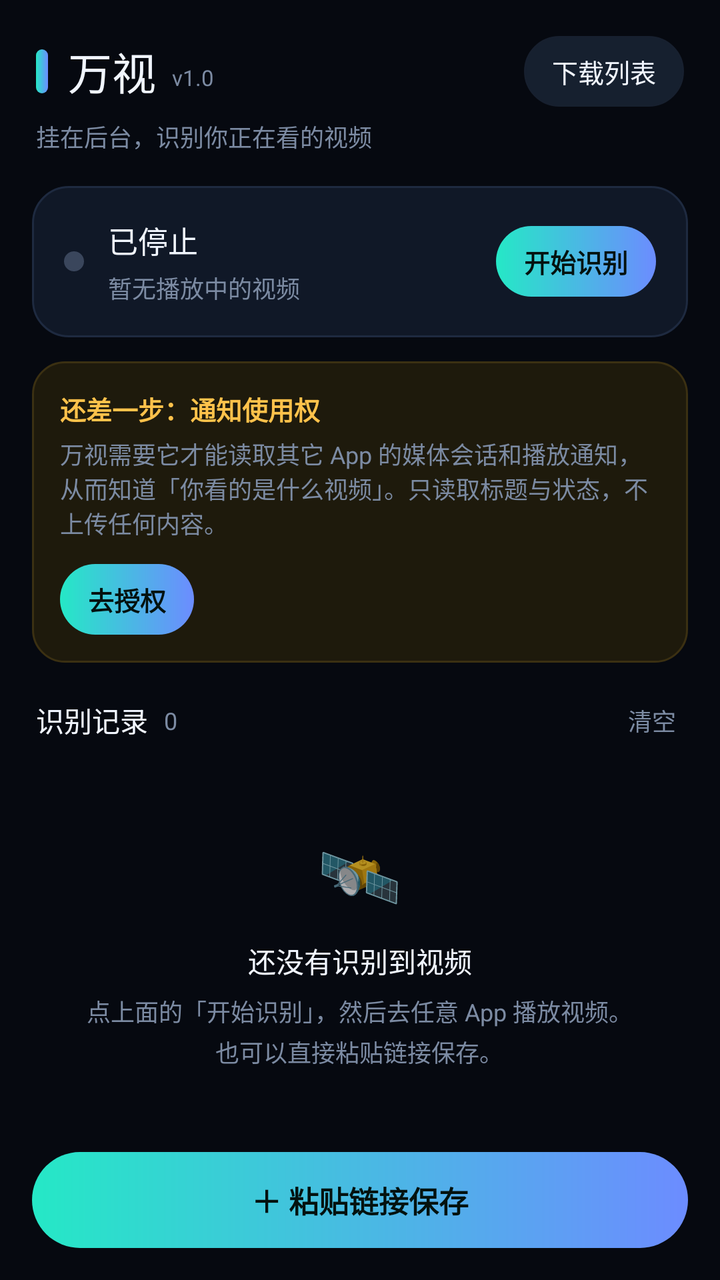
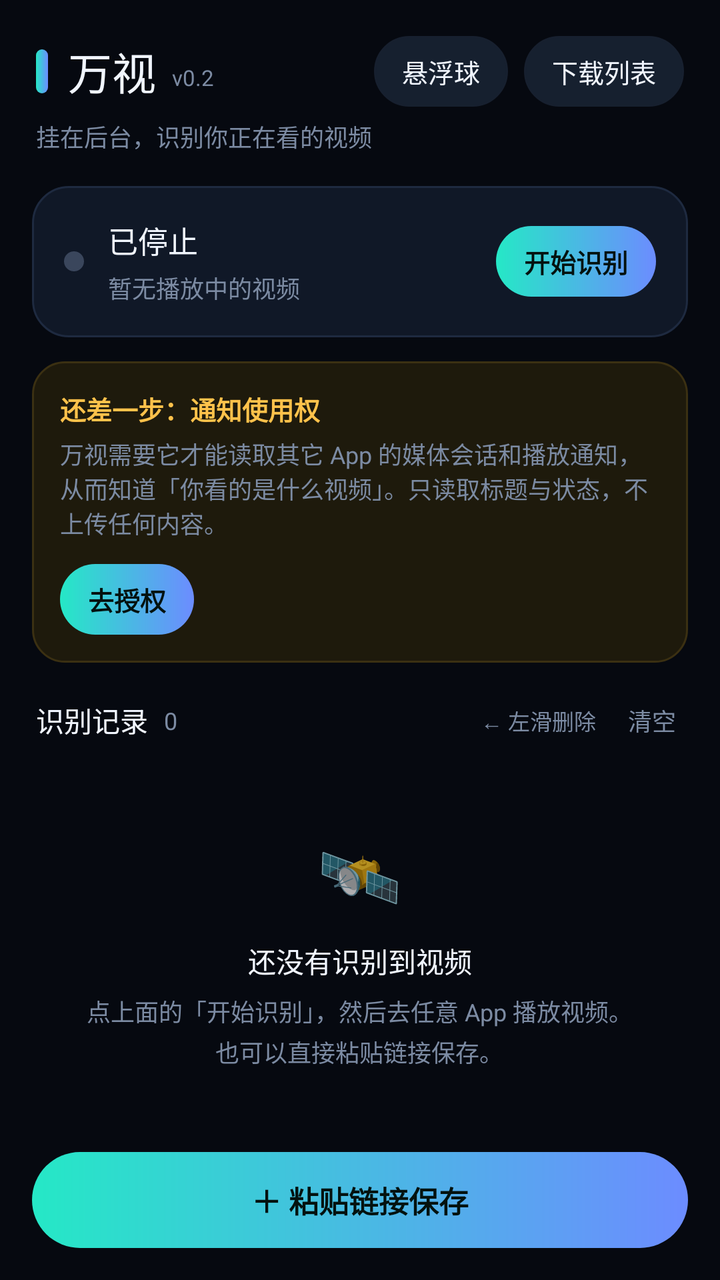

An Android layout rendered at two revisions. The XML below is the earlier revision; the diff shows what the commit changed to produce the second picture.
<!-- AndroidManifest.xml: application theme Theme.WanShi -->
<!-- res/layout/activity_main.xml -->
<?xml version="1.0" encoding="utf-8"?>
<LinearLayout xmlns:android="http://schemas.android.com/apk/res/android"
    android:layout_width="match_parent"
    android:layout_height="match_parent"
    android:background="@color/bg"
    android:orientation="vertical">

    
    <LinearLayout
        android:layout_width="match_parent"
        android:layout_height="wrap_content"
        android:gravity="center_vertical"
        android:orientation="horizontal"
        android:paddingLeft="18dp"
        android:paddingTop="18dp"
        android:paddingRight="18dp">

        <View
            android:layout_width="6dp"
            android:layout_height="22dp"
            android:background="@drawable/bg_pill_accent" />

        <TextView
            android:layout_width="wrap_content"
            android:layout_height="wrap_content"
            android:layout_marginStart="10dp"
            android:fontFamily="sans-serif-medium"
            android:text="万视"
            android:textColor="@color/text"
            android:textSize="22sp" />

        <TextView
            android:layout_width="wrap_content"
            android:layout_height="wrap_content"
            android:layout_marginStart="8dp"
            android:layout_marginTop="3dp"
            android:text="v1.0"
            android:textColor="@color/muted"
            android:textSize="11sp" />

        <View
            android:layout_width="0dp"
            android:layout_height="1dp"
            android:layout_weight="1" />

        <TextView
            android:id="@+id/btnDownloads"
            style="@style/Text.Pill"
            android:layout_width="wrap_content"
            android:layout_height="wrap_content"
            android:text="下载列表" />
    </LinearLayout>

    <TextView
        android:layout_width="match_parent"
        android:layout_height="wrap_content"
        android:paddingLeft="18dp"
        android:paddingTop="6dp"
        android:paddingRight="18dp"
        android:text="挂在后台，识别你正在看的视频"
        android:textColor="@color/muted"
        android:textSize="12sp" />

    
    <LinearLayout
        android:layout_width="match_parent"
        android:layout_height="wrap_content"
        android:layout_marginLeft="16dp"
        android:layout_marginTop="16dp"
        android:layout_marginRight="16dp"
        android:background="@drawable/bg_card"
        android:gravity="center_vertical"
        android:orientation="horizontal"
        android:padding="16dp">

        <View
            android:id="@+id/dot"
            android:layout_width="10dp"
            android:layout_height="10dp"
            android:background="@drawable/dot_off" />

        <LinearLayout
            android:layout_width="0dp"
            android:layout_height="wrap_content"
            android:layout_marginStart="12dp"
            android:layout_weight="1"
            android:orientation="vertical">

            <TextView
                android:id="@+id/tvStatus"
                android:layout_width="wrap_content"
                android:layout_height="wrap_content"
                android:fontFamily="sans-serif-medium"
                android:text="已停止"
                android:textColor="@color/text"
                android:textSize="15sp" />

            <TextView
                android:id="@+id/tvNow"
                android:layout_width="match_parent"
                android:layout_height="wrap_content"
                android:layout_marginTop="4dp"
                android:ellipsize="end"
                android:maxLines="1"
                android:text="暂无播放中的视频"
                android:textColor="@color/muted"
                android:textSize="12sp" />
        </LinearLayout>

        <TextView
            android:id="@+id/btnToggle"
            style="@style/Text.PillAccent"
            android:layout_width="wrap_content"
            android:layout_height="wrap_content"
            android:layout_marginStart="10dp"
            android:text="开始识别" />
    </LinearLayout>

    
    <LinearLayout
        android:id="@+id/permBanner"
        android:layout_width="match_parent"
        android:layout_height="wrap_content"
        android:layout_marginLeft="16dp"
        android:layout_marginTop="12dp"
        android:layout_marginRight="16dp"
        android:background="@drawable/bg_warn"
        android:orientation="vertical"
        android:padding="14dp">

        <TextView
            android:layout_width="wrap_content"
            android:layout_height="wrap_content"
            android:text="还差一步：通知使用权"
            android:textColor="@color/warn"
            android:textSize="13sp"
            android:textStyle="bold" />

        <TextView
            android:layout_width="match_parent"
            android:layout_height="wrap_content"
            android:layout_marginTop="4dp"
            android:text="万视需要它才能读取其它 App 的媒体会话和播放通知，从而知道「你看的是什么视频」。只读取标题与状态，不上传任何内容。"
            android:textColor="@color/muted"
            android:textSize="12sp" />

        <TextView
            android:id="@+id/btnGrant"
            style="@style/Text.PillAccent"
            android:layout_width="wrap_content"
            android:layout_height="wrap_content"
            android:layout_marginTop="12dp"
            android:text="去授权" />
    </LinearLayout>

    
    <LinearLayout
        android:layout_width="match_parent"
        android:layout_height="wrap_content"
        android:gravity="center_vertical"
        android:orientation="horizontal"
        android:paddingLeft="18dp"
        android:paddingTop="16dp"
        android:paddingRight="18dp"
        android:paddingBottom="8dp">

        <TextView
            android:layout_width="wrap_content"
            android:layout_height="wrap_content"
            android:fontFamily="sans-serif-medium"
            android:text="识别记录"
            android:textColor="@color/text"
            android:textSize="14sp" />

        <TextView
            android:id="@+id/tvCount"
            android:layout_width="wrap_content"
            android:layout_height="wrap_content"
            android:layout_marginStart="8dp"
            android:text="0"
            android:textColor="@color/muted"
            android:textSize="12sp" />

        <View
            android:layout_width="0dp"
            android:layout_height="1dp"
            android:layout_weight="1" />

        <TextView
            android:id="@+id/btnClear"
            android:layout_width="wrap_content"
            android:layout_height="wrap_content"
            android:padding="4dp"
            android:text="清空"
            android:textColor="@color/muted"
            android:textSize="12sp" />
    </LinearLayout>

    <FrameLayout
        android:layout_width="match_parent"
        android:layout_height="0dp"
        android:layout_weight="1">

        <androidx.recyclerview.widget.RecyclerView
            android:id="@+id/rv"
            android:layout_width="match_parent"
            android:layout_height="match_parent"
            android:clipToPadding="false"
            android:paddingLeft="16dp"
            android:paddingRight="16dp"
            android:paddingBottom="8dp"
            android:scrollbars="none" />

        <LinearLayout
            android:id="@+id/emptyView"
            android:layout_width="match_parent"
            android:layout_height="match_parent"
            android:gravity="center"
            android:orientation="vertical"
            android:padding="24dp">

            <TextView
                android:layout_width="wrap_content"
                android:layout_height="wrap_content"
                android:text="🛰"
                android:textSize="34sp" />

            <TextView
                android:layout_width="wrap_content"
                android:layout_height="wrap_content"
                android:layout_marginTop="10dp"
                android:text="还没有识别到视频"
                android:textColor="@color/text"
                android:textSize="14sp" />

            <TextView
                android:layout_width="wrap_content"
                android:layout_height="wrap_content"
                android:layout_marginTop="6dp"
                android:gravity="center"
                android:lineSpacingExtra="3dp"
                android:text="点上面的「开始识别」，然后去任意 App 播放视频。\n也可以直接粘贴链接保存。"
                android:textColor="@color/muted"
                android:textSize="12sp" />
        </LinearLayout>
    </FrameLayout>

    
    <LinearLayout
        android:layout_width="match_parent"
        android:layout_height="wrap_content"
        android:background="@color/bg"
        android:orientation="vertical"
        android:paddingLeft="16dp"
        android:paddingTop="8dp"
        android:paddingRight="16dp"
        android:paddingBottom="16dp">

        <TextView
            android:id="@+id/btnSaveLink"
            style="@style/Text.PillAccent"
            android:layout_width="match_parent"
            android:layout_height="48dp"
            android:gravity="center"
            android:text="＋ 粘贴链接保存"
            android:textSize="15sp" />
    </LinearLayout>

</LinearLayout>
<!-- resources referenced by this layout -->
<resources>
  <color name="bg">#060910</color>
  <color name="muted">#7C8BA3</color>
  <color name="text">#F1F6FF</color>
  <color name="warn">#FFC24B</color>
  <!-- drawable bg_card (drawable) -->
  <?xml version="1.0" encoding="utf-8"?>
  <shape xmlns:android="http://schemas.android.com/apk/res/android"
      android:shape="rectangle">
      <solid android:color="@color/card" />
      <corners android:radius="18dp" />
      <stroke
          android:width="1dp"
          android:color="@color/stroke" />
  </shape>
  <!-- drawable bg_pill_accent (drawable) -->
  <?xml version="1.0" encoding="utf-8"?>
  <shape xmlns:android="http://schemas.android.com/apk/res/android"
      android:shape="rectangle">
      <gradient
          android:angle="0"
          android:endColor="@color/accent2"
          android:startColor="@color/accent" />
      <corners android:radius="999dp" />
  </shape>
  <!-- drawable bg_warn (drawable) -->
  <?xml version="1.0" encoding="utf-8"?>
  <shape xmlns:android="http://schemas.android.com/apk/res/android"
      android:shape="rectangle">
      <solid android:color="@color/warn_bg" />
      <corners android:radius="16dp" />
      <stroke
          android:width="1dp"
          android:color="@color/warn_stroke" />
  </shape>
  <!-- drawable dot_off (drawable) -->
  <?xml version="1.0" encoding="utf-8"?>
  <shape xmlns:android="http://schemas.android.com/apk/res/android"
      android:shape="oval">
      <solid android:color="#3A465C" />
      <size
          android:width="10dp"
          android:height="10dp" />
  </shape>
  <style name="Text.Pill" parent="">
          <item name="android:textSize">13sp</item>
          <item name="android:textColor">@color/text</item>
          <item name="android:background">@drawable/bg_pill</item>
          <item name="android:paddingLeft">14dp</item>
          <item name="android:paddingRight">14dp</item>
          <item name="android:paddingTop">8dp</item>
          <item name="android:paddingBottom">8dp</item>
          <item name="android:gravity">center</item>
      </style>
  <style name="Text.PillAccent" parent="Text.Pill">
          <item name="android:textColor">#04120F</item>
          <item name="android:textStyle">bold</item>
          <item name="android:background">@drawable/bg_pill_accent</item>
      </style>
  <style name="Theme.WanShi" parent="Theme.AppCompat.NoActionBar">
          <item name="colorPrimary">@color/accent</item>
          <item name="colorPrimaryDark">@color/bg</item>
          <item name="colorAccent">@color/accent</item>
          <item name="android:colorAccent">@color/accent</item>
          <item name="android:colorBackground">@color/bg</item>
          <item name="android:windowBackground">@color/bg</item>
          <item name="android:textColorPrimary">@color/text</item>
          <item name="android:textColorSecondary">@color/muted</item>
          <item name="android:statusBarColor">@color/bg</item>
          <item name="android:navigationBarColor">@color/bg</item>
          <item name="android:windowLightStatusBar">false</item>
      </style>
  <color name="card">#101827</color>
  <color name="stroke">#1E2A40</color>
  <color name="accent2">#6C8CFF</color>
  <color name="accent">#25E8C6</color>
  <color name="warn_bg">#1E1A0C</color>
  <color name="warn_stroke">#3B3012</color>
  <!-- drawable bg_pill (drawable) -->
  <?xml version="1.0" encoding="utf-8"?>
  <shape xmlns:android="http://schemas.android.com/apk/res/android"
      android:shape="rectangle">
      <solid android:color="@color/pill" />
      <corners android:radius="999dp" />
      <stroke
          android:width="1dp"
          android:color="@color/stroke_soft" />
  </shape>
  <color name="pill">#16202F</color>
  <color name="stroke_soft">#17202F</color>
</resources>

<!-- the commit's change to res/layout/activity_main.xml (unified diff, before → after) -->
@@ -1,4 +1,5 @@
 <?xml version="1.0" encoding="utf-8"?>
+
 <LinearLayout xmlns:android="http://schemas.android.com/apk/res/android"
     android:layout_width="match_parent"
     android:layout_height="match_parent"
@@ -34,7 +35,7 @@
             android:layout_height="wrap_content"
             android:layout_marginStart="8dp"
             android:layout_marginTop="3dp"
-            android:text="v1.0"
+            android:text="v0.2"
             android:textColor="@color/muted"
             android:textSize="11sp" />
 
@@ -42,6 +43,14 @@
             android:layout_width="0dp"
             android:layout_height="1dp"
             android:layout_weight="1" />
+
+        <TextView
+            android:id="@+id/btnFloat"
+            style="@style/Text.Pill"
+            android:layout_width="wrap_content"
+            android:layout_height="wrap_content"
+            android:layout_marginEnd="8dp"
+            android:text="悬浮球" />
 
         <TextView
             android:id="@+id/btnDownloads"
@@ -185,6 +194,14 @@
             android:layout_width="0dp"
             android:layout_height="1dp"
             android:layout_weight="1" />
+
+        <TextView
+            android:layout_width="wrap_content"
+            android:layout_height="wrap_content"
+            android:layout_marginEnd="12dp"
+            android:text="← 左滑删除"
+            android:textColor="@color/muted"
+            android:textSize="11sp" />
 
         <TextView
             android:id="@+id/btnClear"
